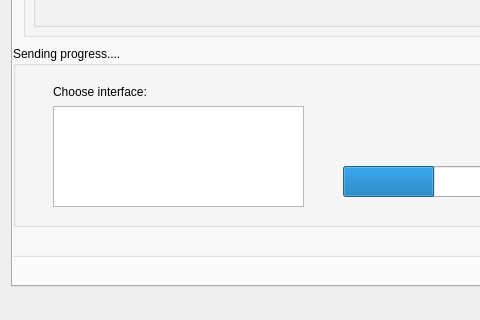
emiliancyc/packet-generator, file qt/packet-generator/mainwindow.ui: the form before one commit; both pictures show x 0 to 480 and y 448 to 768 of the 1024 by 768 pixel window.
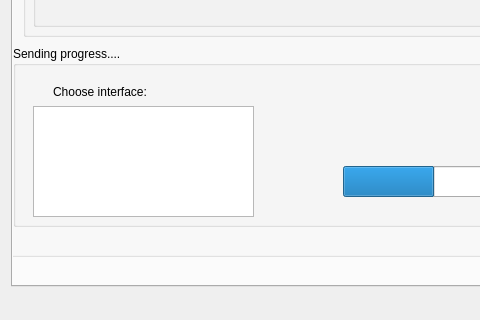
The form after the commit. The open tabs and pages were chosen to show the change.

What changed in the file:
```diff
--- a/qt/packet-generator/mainwindow.ui
+++ b/qt/packet-generator/mainwindow.ui
@@ -107,16 +107,6 @@
            <string>Send</string>
           </property>
          </widget>
-         <widget class="QListView" name="interface_list">
-          <property name="geometry">
-           <rect>
-            <x>40</x>
-            <y>60</y>
-            <width>251</width>
-            <height>101</height>
-           </rect>
-          </property>
-         </widget>
          <widget class="QLabel" name="choose_interface_label">
           <property name="geometry">
            <rect>
@@ -130,6 +120,16 @@
            <string>Choose interface:</string>
           </property>
          </widget>
+         <widget class="QListWidget" name="interface_list">
+          <property name="geometry">
+           <rect>
+            <x>20</x>
+            <y>60</y>
+            <width>221</width>
+            <height>111</height>
+           </rect>
+          </property>
+         </widget>
         </widget>
         <widget class="QGroupBox" name="packet_output_groupbox">
          <property name="geometry">
```
Left out of the diff: 11 changed lines with no effect on the pictures.
